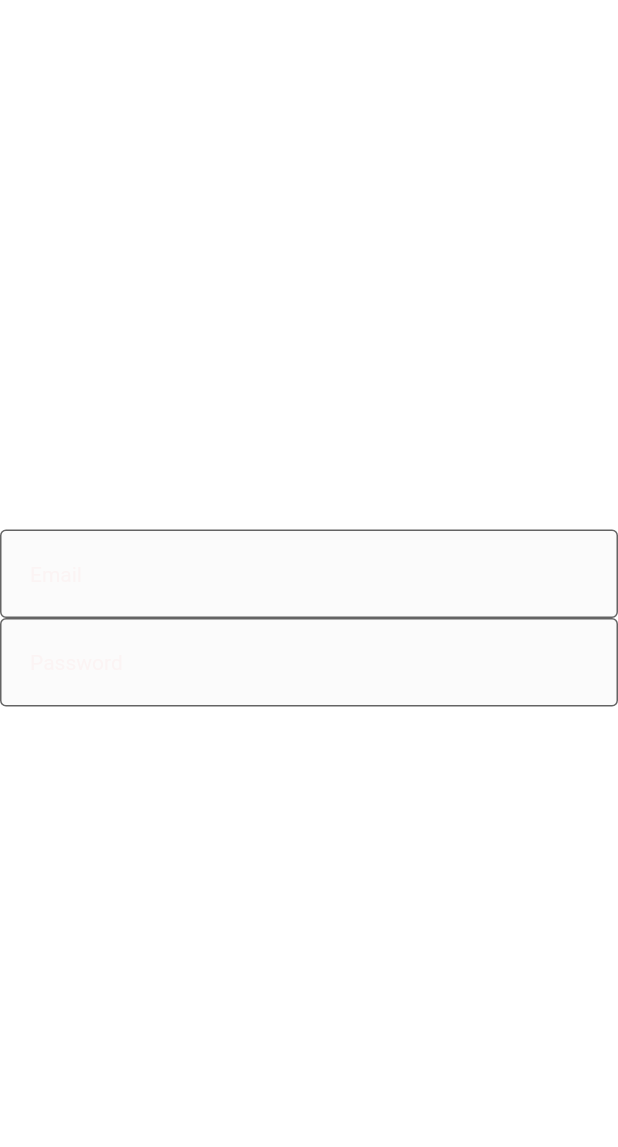
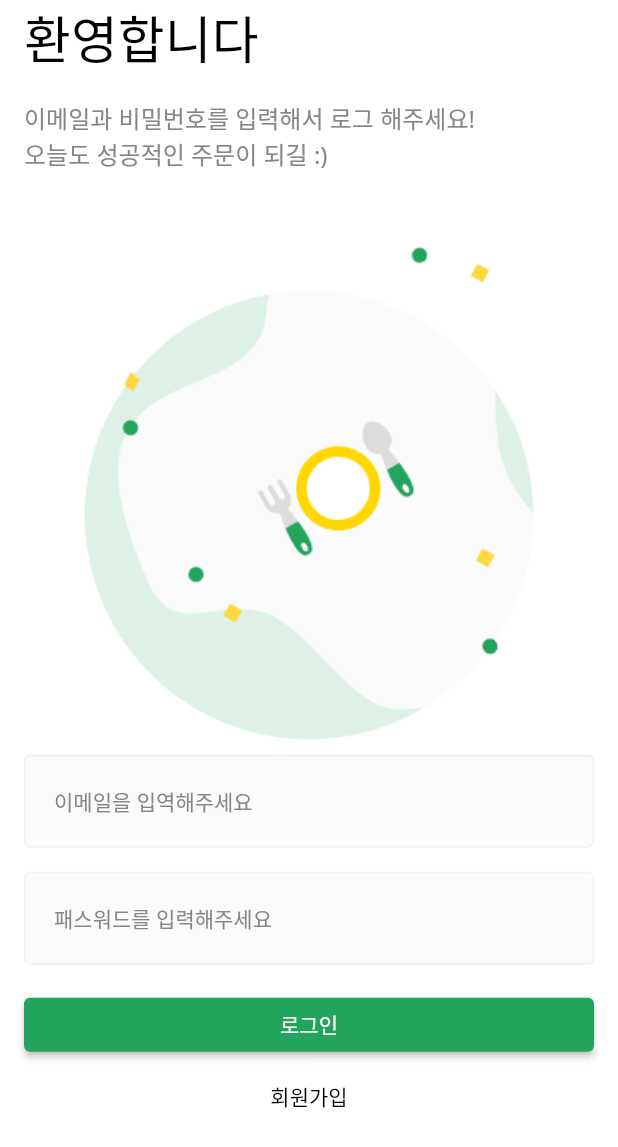
Before and after one commit to geonwoo-jeong/flutter_uber_eats, a Flutter app: the screen it shows after launch, on a phone screen of 412 x 824 dp. Shown: the top 1147 px of the screen. Run offline on Flutter 3.47's test engine with Material 2 defaults, Android fonts, the phone set to English and light mode, and no system bars.

Commit message:
login page

```diff
--- a/lib/commons/components/custom_text_form_field.dart
+++ b/lib/common/components/custom_text_form_field.dart
@@ -1,5 +1,5 @@
 import 'package:flutter/material.dart';
-import 'package:flutter_uber_eats/commons/constraints/colors.dart';
+import 'package:flutter_uber_eats/common/constraints/colors.dart';
 
 class CustomTextFormField extends StatelessWidget {
   final String? hintText;
@@ -19,7 +19,7 @@ class CustomTextFormField extends StatelessWidget {
 
   @override
   Widget build(BuildContext context) {
-    final baseBorder = OutlineInputBorder(
+    const baseBorder = OutlineInputBorder(
       borderSide: BorderSide(
         color: INPUT_BORDER_COLOR,
         width: 1.0,
@@ -47,6 +47,7 @@ class CustomTextFormField extends StatelessWidget {
             color: PRIMARY_COLOR,
           ),
         ),
+        enabledBorder: baseBorder
       ),
     );
   }
--- a/lib/commons/constraints/colors.dart
+++ b/lib/common/constraints/colors.dart
@@ -2,7 +2,7 @@
 
 const PRIMARY_COLOR = Color(0xFF22A45D);
 
-const BODY_TEXT_COLOR = Color(0xFF68686);
+const BODY_TEXT_COLOR = Color(0xFF868686);
 
 const INPUT_BACKGROUND_COLOR = Color(0xFFFBFBFB);
 
--- /dev/null
+++ b/lib/common/layouts/default_layout.dart
@@ -0,0 +1,18 @@
+import 'package:flutter/material.dart';
+
+class DefaultLayout extends StatelessWidget {
+  final Widget child;
+
+  const DefaultLayout({
+    required this.child,
+    Key? key,
+  }) : super(key: key);
+
+  @override
+  Widget build(BuildContext context) {
+    return Scaffold(
+      backgroundColor: Colors.white,
+      body: child,
+    );
+  }
+}
--- a/lib/main.dart
+++ b/lib/main.dart
@@ -1,5 +1,6 @@
 import 'package:flutter/material.dart';
-import 'package:flutter_uber_eats/commons/components/custom_text_form_field.dart';
+import 'package:flutter_uber_eats/common/components/custom_text_form_field.dart';
+import 'package:flutter_uber_eats/user/views/login_screen.dart';
 
 void main() {
   runApp(const MyApp());
@@ -11,23 +12,11 @@ class MyApp extends StatelessWidget {
   @override
   Widget build(BuildContext context) {
     return MaterialApp(
+      theme: ThemeData(
+        fontFamily: 'NotoSans',
+      ),
       debugShowCheckedModeBanner: false,
-      home: Scaffold(
-        backgroundColor: Colors.white,
-        body: Column(
-          mainAxisAlignment: MainAxisAlignment.center,
-          children: [
-            CustomTextFormField(
-              hintText: 'Email',
-              onChanged: (String value) {},
-            ),
-            CustomTextFormField(
-              hintText: 'Password',
-              onChanged: (String value) {},
-            ),
-          ],
-        ),
-      ),
+      home: LoginScreen(),
     );
   }
 }
--- /dev/null
+++ b/lib/user/views/login_screen.dart
@@ -0,0 +1,93 @@
+import 'package:flutter/material.dart';
+import 'package:flutter_uber_eats/common/components/custom_text_form_field.dart';
+import 'package:flutter_uber_eats/common/constraints/colors.dart';
+import 'package:flutter_uber_eats/common/layouts/default_layout.dart';
+
+class LoginScreen extends StatelessWidget {
+  const LoginScreen({Key? key}) : super(key: key);
+
+  @override
+  Widget build(BuildContext context) {
+    return DefaultLayout(
+      child: SingleChildScrollView(
+        keyboardDismissBehavior: ScrollViewKeyboardDismissBehavior.onDrag,
+        child: SafeArea(
+          top: true,
+          bottom: false,
+          child: Padding(
+            padding: const EdgeInsets.symmetric(horizontal: 16.0),
+            child: Column(
+              crossAxisAlignment: CrossAxisAlignment.stretch,
+              children: [
+                const _Title(),
+                const SizedBox(height: 16.0),
+                const _SubTitle(),
+                Image.asset(
+                  'assets/images/misc/logo.png',
+                  width: MediaQuery.of(context).size.width / 3 * 2,
+                ),
+                CustomTextFormField(
+                  hintText: '이메일을 입역해주세요',
+                  onChanged: (String value) {},
+                ),
+                const SizedBox(height: 16.0),
+                CustomTextFormField(
+                  hintText: '패스워드를 입력해주세요',
+                  onChanged: (String value) {},
+                ),
+                const SizedBox(height: 16.0),
+                ElevatedButton(
+                  onPressed: () {},
+                  style: ElevatedButton.styleFrom(
+                    primary: PRIMARY_COLOR,
+                  ),
+                  child: Text('로그인'),
+                ),
+                TextButton(
+                  onPressed: () {},
+                  style: TextButton.styleFrom(
+                    primary: Colors.black,
+                  ),
+                  child: Text(
+                    '회원가입',
+                  ),
+                )
+              ],
+            ),
+          ),
+        ),
+      ),
+    );
+  }
+}
+
+class _Title extends StatelessWidget {
+  const _Title({Key? key}) : super(key: key);
+
+  @override
+  Widget build(BuildContext context) {
+    return const Text(
+      '환영합니다',
+      style: TextStyle(
+        fontSize: 34.0,
+        fontWeight: FontWeight.w500,
+        color: Colors.black,
+      ),
+    );
+  }
+}
+
+class _SubTitle extends StatelessWidget {
+  const _SubTitle({Key? key}) : super(key: key);
+
+  @override
+  Widget build(BuildContext context) {
+    return const Text(
+      '이메일과 비밀번호를 입력해서 로그 해주세요!\n오늘도 성공적인 주문이 되길 :)',
+      style: TextStyle(
+        fontSize: 16.0,
+        color: BODY_TEXT_COLOR,
+      ),
+    );
+  }
+}
```
Also changed, not shown: pubspec.yaml (+23 -0 lines).
